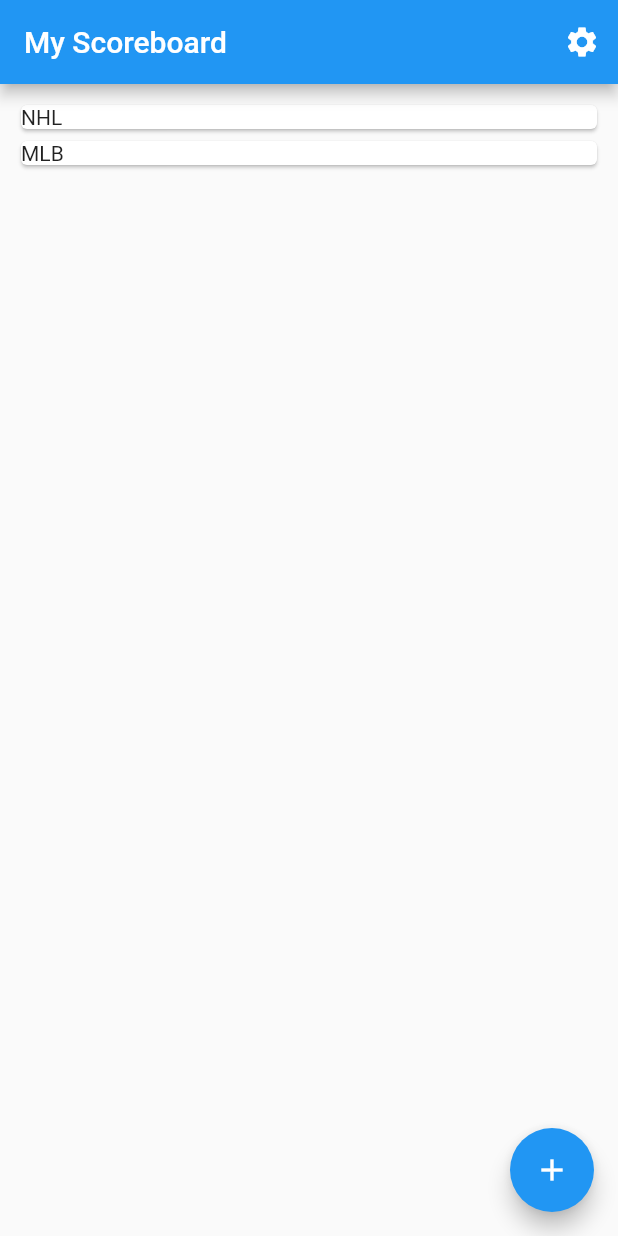
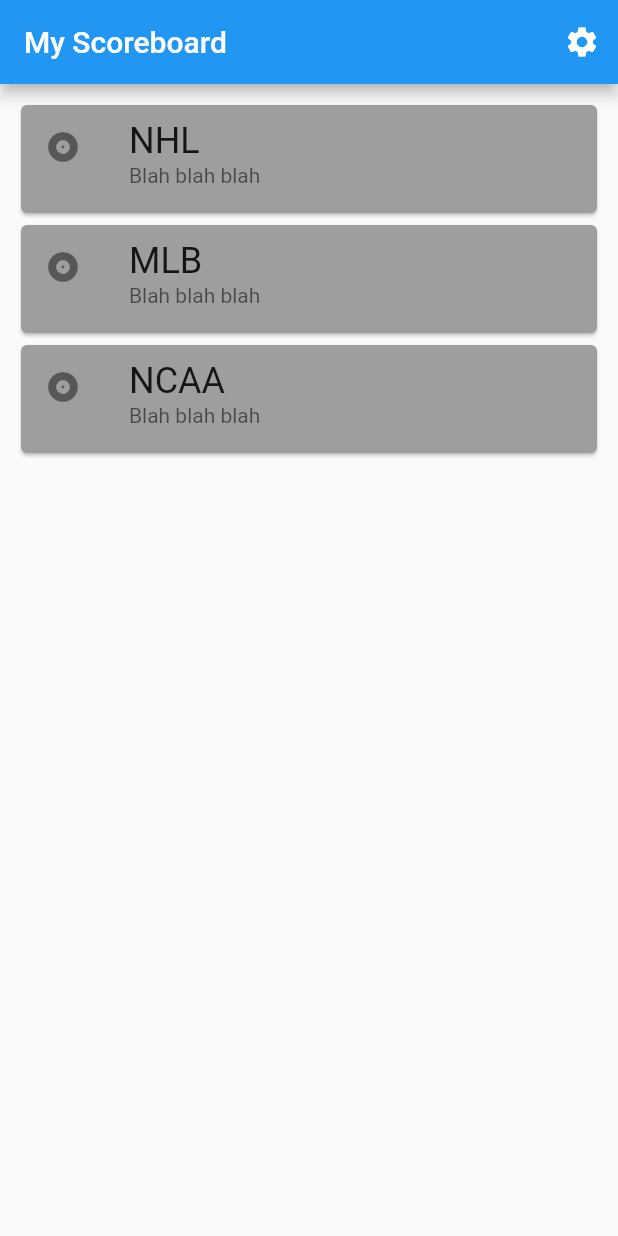
Before and after one commit to SchmidtScoreboard/ScoreboardApp, a Flutter app: the screen it shows after launch, on a phone screen of 412 x 824 dp. Run offline on Flutter 3.47's test engine with Material 2 defaults, Android fonts, the phone set to English and light mode, and no system bars.

Commit message:
Better selection screen

```diff
--- a/lib/main.dart
+++ b/lib/main.dart
@@ -60,26 +60,7 @@ class _MyHomePageState extends State<MyHomePage> {
           ),
         ],
       ),
-      // body: Center(
-      //   child: Column(
-      //     mainAxisAlignment: MainAxisAlignment.center,
-      //     children: <Widget>[
-      //       Text(
-      //         'You have clicked the button this many times:',
-      //       ),
-      //       Text(
-      //         '$_counter',
-      //         style: Theme.of(context).textTheme.display1,
-      //       ),
-      //     ],
-      //   ),
-      // ),
       body: ScoreboardScreens(),
-      floatingActionButton: FloatingActionButton(
-        onPressed: _incrementCounter,
-        tooltip: 'Increment',
-        child: Icon(Icons.add),
-      ),
     );
   }
 }
@@ -95,7 +76,8 @@ class ScoreboardScreensState extends State<ScoreboardScreens> {
 
   List<Screen> _screenList = [
       Screen("NHL"),
-      Screen("MLB")
+      Screen("MLB"),
+      Screen("NCAA")
   ];
 
   @override
@@ -117,12 +99,28 @@ class ScoreboardScreensState extends State<ScoreboardScreens> {
 
   Widget _buildRow(Screen screen) {
     return new Card(
+      color: screen.enabled ? Colors.white : Colors.grey,
+
       child: InkWell(
         splashColor: Colors.blue.withAlpha(30),
         onTap: () {
           print("Tapped on ${screen.title}");
+          setState(() {
+            for (var s in _screenList) {
+              s.enabled = false;
+            }
+            screen.enabled = true;
+          });
+          //TODO send ChangeScreen request
         },
-        child: Text(screen.title)
+        child: Column(children: <Widget>[
+          ListTile(
+            leading: Icon(Icons.album),
+            title: Text(screen.title,
+            style: TextStyle(fontSize: 24),),
+            subtitle: Text(screen.subtitle),
+          ),
+        ],)
       ),
     );
   }
@@ -132,8 +130,12 @@ class Screen {
 
   Screen(String title) {
     this.title = title;
+    this.subtitle = "Blah blah blah";
+    this.enabled = false;
   }
   String title;
+  String subtitle;
+  bool enabled;
 
 
 }
```
Also changed, not shown: 2 other files.
